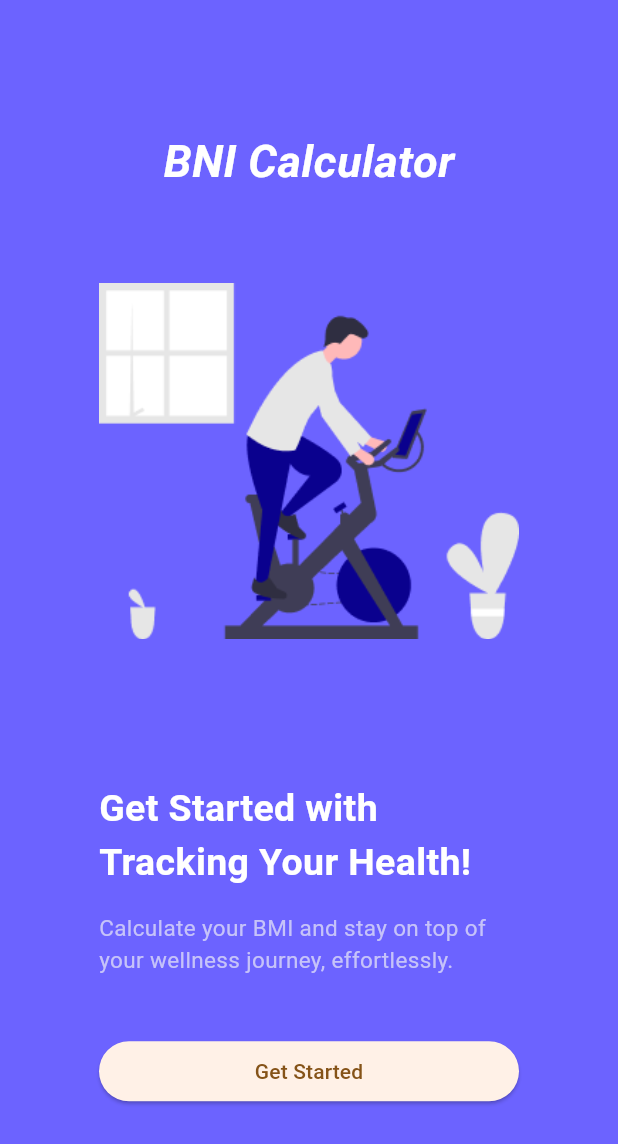
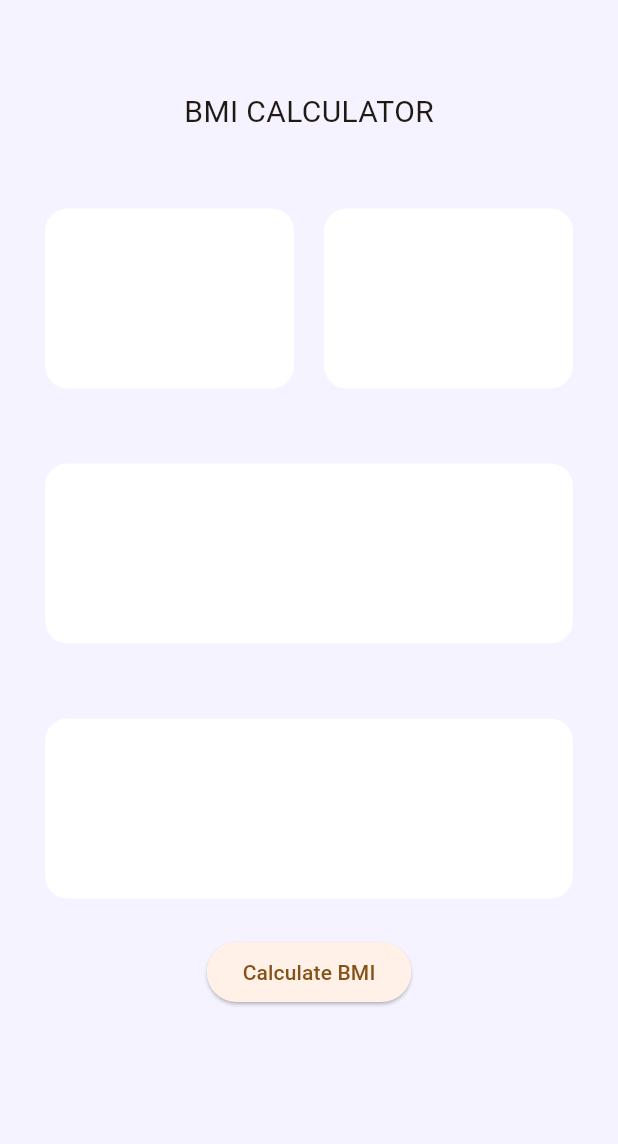
Before and after one commit to KimJJanGyu/git-daelim, a Flutter app: the screen it shows after launch, after a tap on "Get Started", on a phone screen of 412 x 824 dp. Shown: the top 1144 px of the screen. Run offline on Flutter 3.47's test engine with Material 3 defaults, Android fonts, the phone set to English and light mode, and no system bars; our stand-ins replace go_router.

Commit message:
6주차커밋0410

```diff
--- /dev/null
+++ b/lib/aoo_router/app_route.dart
@@ -0,0 +1,5 @@
+enum AppRoute { start, main }
+
+extension AppRouteExtension on AppRoute {
+  String get toPath => '/$name';
+}
--- /dev/null
+++ b/lib/aoo_router/app_router.dart
@@ -0,0 +1,19 @@
+import 'package:daelimflutter/aoo_router/app_route.dart';
+import 'package:flutter/material.dart';
+import 'package:go_router/go_router.dart';
+import 'package:daelimflutter/presentation/start/start_screen.dart';
+import 'package:daelimflutter/presentation/main/main_screen.dart';
+
+final router = GoRouter(
+  initialLocation: AppRoute.start.toPath,
+  routes: [
+    GoRoute(
+      path: AppRoute.start.toPath,
+      builder: (context, state) => StartScreen(),
+    ),
+    GoRoute(
+      path: AppRoute.main.toPath,
+      builder: (context, state) => MainScreen(),
+    ),
+  ],
+);
--- /dev/null
+++ b/lib/presentation/main/main_screen.dart
@@ -0,0 +1,50 @@
+import 'package:flutter/material.dart';
+
+class MainScreen extends StatefulWidget {
+  const MainScreen({super.key});
+
+  @override
+  State<MainScreen> createState() => _MainScreenState();
+}
+
+class _MainScreenState extends State<MainScreen> {
+  Widget _buildContainer() {
+    return Container(
+      height: 120,
+      margin: const EdgeInsets.only(top: 25),
+      decoration: BoxDecoration(
+        color: Colors.white,
+        borderRadius: BorderRadius.circular(15),
+      ),
+    );
+  }
+
+  @override
+  Widget build(BuildContext context) {
+    return Scaffold(
+      backgroundColor: Color(0xFFF4F3FF),
+      body: SafeArea(
+        child: Padding(
+          padding: const EdgeInsets.only(left: 30, right: 30, bottom: 90),
+          child: Column(
+            spacing: 25,
+            children: [
+              SizedBox(height: 35),
+              Text('BMI CALCULATOR', style: TextStyle(fontSize: 20)),
+              Row(
+                spacing: 20,
+                children: [
+                  Expanded(child: _buildContainer()),
+                  Expanded(child: _buildContainer()),
+                ],
+              ),
+              _buildContainer(),
+              _buildContainer(),
+              ElevatedButton(onPressed: () {}, child: Text('Calculate BMI')),
+            ],
+          ),
+        ),
+      ),
+    );
+  }
+}
--- a/lib/presentation/my_app.dart
+++ b/lib/presentation/my_app.dart
@@ -1,3 +1,4 @@
+import 'package:daelimflutter/aoo_router/app_router.dart';
 import 'package:daelimflutter/presentation/home/example_screen.dart';
 import 'package:daelimflutter/presentation/start/start_screen.dart';
 import 'package:flutter/material.dart';
@@ -8,13 +9,14 @@ class MyApp extends StatelessWidget {
   // This widget is the root of your application.
   @override
   Widget build(BuildContext context) {
-    return MaterialApp(
+    return MaterialApp.router(
       debugShowCheckedModeBanner: false,
       title: 'Flutter Demo',
       theme: ThemeData(
         colorScheme: ColorScheme.fromSeed(seedColor: Colors.orange),
       ),
-      home: StartScreen(),
+      themeMode: ThemeMode.light,
+      routerConfig: router,
     );
   }
 }
--- a/lib/presentation/start/start_screen.dart
+++ b/lib/presentation/start/start_screen.dart
@@ -1,7 +1,18 @@
+import 'package:daelimflutter/aoo_router/app_route.dart';
 import 'package:flutter/material.dart';
+import 'package:go_router/go_router.dart';
 
 class StartScreen extends StatelessWidget {
   const StartScreen({super.key});
+
+  final _title = 'Get Started with\nTracking Your Health!';
+  final _desc =
+      'Calculate your BMI and stay on top of your wellness journey, effortlessly.';
+
+  TextStyle get _titleStyle =>
+      TextStyle(color: Colors.white, fontSize: 25, fontWeight: FontWeight.bold);
+
+  TextStyle get _descStyle => TextStyle(color: Color(0xFFC6C3F9), fontSize: 15);
 
   Widget _buildAppName() {
     return Text(
@@ -39,7 +50,7 @@ class StartScreen extends StatelessWidget {
                   child: _buildDescription(),
                 ),
                 SizedBox(height: 40),
-                _buildStartButton(),
+                _buildStartButton(context),
               ],
             ),
           ),
@@ -49,29 +60,37 @@ class StartScreen extends StatelessWidget {
   }
 
   Widget _buildTitle() {
-    return Text(
-      'Get Started with\nTracking Your Health!',
-      style: TextStyle(
-        color: Colors.white,
-        fontSize: 25,
-        fontWeight: FontWeight.bold,
+    return Text(_title, style: _titleStyle);
+  }
+
+  //설명명
+  Widget _buildDescription() {
+    return Text(_desc, style: _descStyle);
+  }
+
+  //제목과 설명 합침침
+  Widget _buildTitleDesc() {
+    return RichText(
+      text: TextSpan(
+        children: [
+          TextSpan(text: _title, style: _titleStyle),
+          TextSpan(text: '\n'),
+          TextSpan(text: _desc, style: _descStyle),
+        ],
+      ),
+    );
+  }
+
+  //시작 버튼
+  Widget _buildStartButton(BuildContext context) {
+    return SizedBox(
+      width: double.infinity,
+      height: 70,
+      child: ElevatedButton(
+        onPressed: () => context.go(AppRoute.main.toPath),
+        style: ElevatedButton.styleFrom(foregroundColor: Color(0xFF081854)),
+        child: Text('Get Started'),
       ),
     );
   }
 }
-
-//설명명
-Widget _buildDescription() {
-  return Text(
-    'Calculate your BMI and stay on top of your wellness journey, effortlessly.',
-    style: TextStyle(color: Color(0xFFC6C3F9), fontSize: 15),
-  );
-}
-
-//시작 버튼
-Widget _buildStartButton() {
-  return SizedBox(
-    width: double.infinity,
-    child: ElevatedButton(onPressed: () {}, child: Text('Get Started')),
-  );
-}
--- a/pubspec.yaml
+++ b/pubspec.yaml
@@ -31,6 +31,7 @@ dependencies:
   flutter:
     sdk: flutter
 
+  go_router: ^14.8.1
   # The following adds the Cupertino Icons font to your application.
   # Use with the CupertinoIcons class for iOS style icons.
   cupertino_icons: ^1.0.8
```
